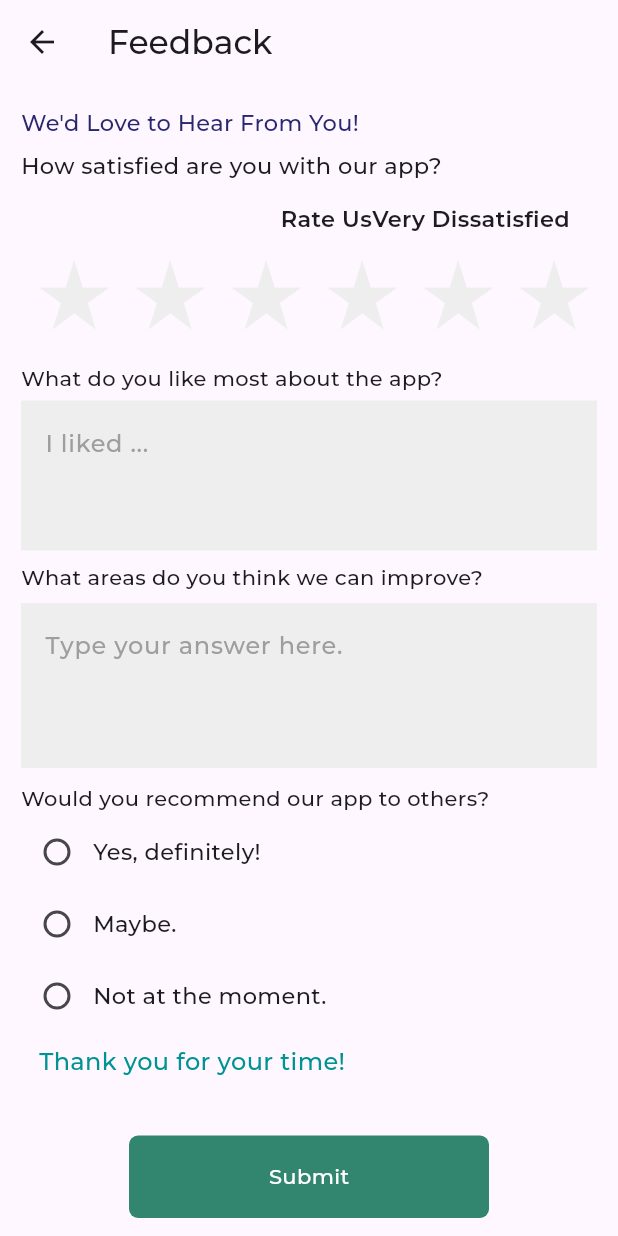
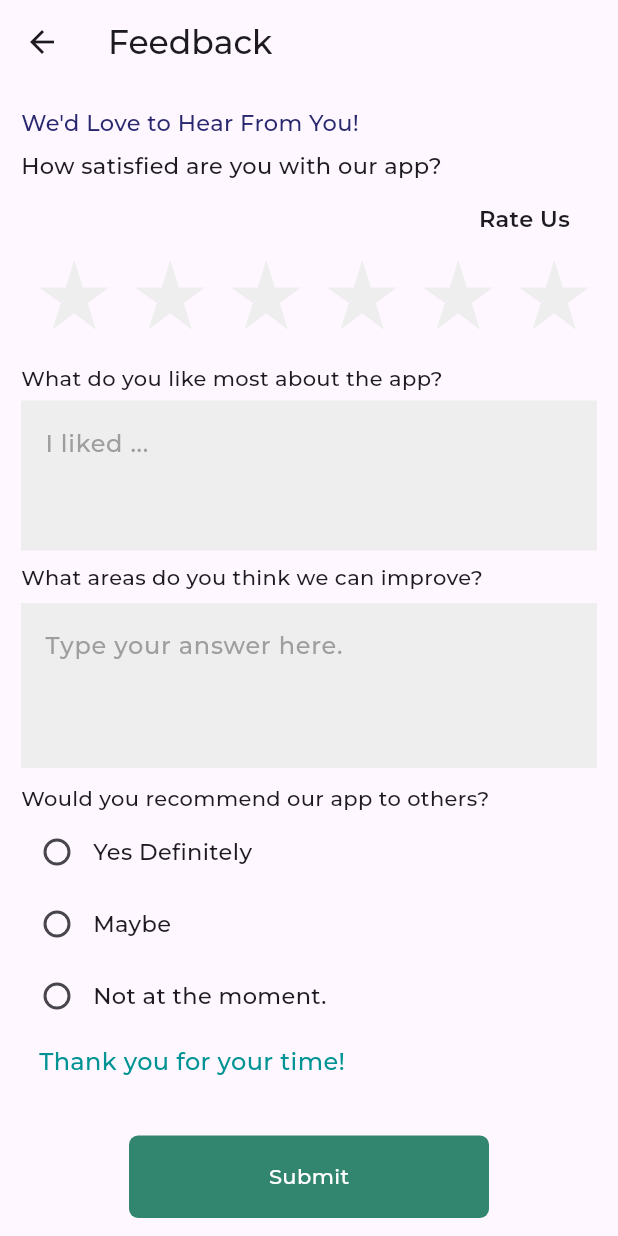
Before and after one commit to vikramsingh2553/buy_smart, a Flutter app: the FeedbackScreen screen opened directly, on a phone screen of 412 x 824 dp. Run offline on Flutter 3.47's test engine with Material 3 defaults, Android fonts, the light colour scheme and no system bars; our stand-ins replace google_fonts, image_picker; network calls fail.

Commit message:
implement string const in checkout screen delivery  screen explore screen favorite feedback screen home screen and created  new text in in string const

```diff
--- a/lib/auth/ui/favorites_screen.dart
+++ b/lib/auth/ui/favorites_screen.dart
@@ -1,3 +1,4 @@
+import 'package:buy_smart/product/shared/string_const.dart';
 import 'package:flutter/material.dart';
 import 'package:buy_smart/product/provider/product_provider.dart';
 import 'package:buy_smart/cart/provider/cart_provider.dart';
@@ -17,7 +18,7 @@ class _FavoritesScreenState extends State<FavoritesScreen> {
   Widget build(BuildContext context) {
     return Scaffold(
       appBar: AppBar(
-        title: const Text('Favorites'),
+        title: const Text(StringConst.favAppBar),
       ),
       body: Consumer<ProductProvider>(
         builder: (context, productProvider, child) {
@@ -62,7 +63,7 @@ class _FavoritesScreenState extends State<FavoritesScreen> {
                         MaterialPageRoute(builder: (context) => const CartScreen()),
                       );
                     },
-                    child: const Text('Add all to Cart'),
+                    child: const Text(StringConst.favAllCart),
                   ),
                 ),
               ],
--- a/lib/auth/ui/welcome_screen.dart
+++ b/lib/auth/ui/welcome_screen.dart
@@ -19,7 +19,7 @@ class _WelcomeScreenState extends State<WelcomeScreen> {
     return Scaffold(
       body: Stack(
         children: [
-          Container(
+          SizedBox(
             height: height,
             width: width,
             child: Image.network(
@@ -59,7 +59,7 @@ class _WelcomeScreenState extends State<WelcomeScreen> {
                       Navigator.push(
                         context,
                         MaterialPageRoute(
-                          builder: (context) =>  LoginScreen(),
+                          builder: (context) =>  const LoginScreen(),
                         ),
                       );
                     },
--- a/lib/product/shared/string_const.dart
+++ b/lib/product/shared/string_const.dart
@@ -30,6 +30,9 @@ class StringConst {
   static const String startNavigationCart = 'Cart';
   static const String startNavigationFav = 'Favorite';
   static const String startNavigationAccount = 'Account';
+  static const String favAppBar = 'Favorites';
+  static const String favNoFound = 'No Favorites Found';
+  static const String favAllCart = ' Add all to Cart';
   static const String searchProducts = ' Search for products';
   static const String offer = 'Exclusive Offer';
   static const String selling = 'Best Selling';
@@ -50,9 +53,9 @@ class StringConst {
   static const String placeOrder = 'Place Order';
   static const String deliveryAddress = 'Delivery Address';
   static const String name = 'Name';
-  static const String enterName = 'Please enter your address';
+  static const String enterName = 'Please enter your Name';
   static const String address = 'Address';
-  static const String enterAddress = '';
+  static const String enterAddress = 'Please enter your address';
   static const String city = 'City';
   static const String enterCity = 'Please enter your city';
   static const String state = 'State';
@@ -84,4 +87,9 @@ class StringConst {
       "please don't hesitate to contact\nour support team ";
   static const String here = 'here';
   static const String submit = 'Submit';
+  static const String notifications = 'NOTIFICATIONS';
+  static const String allowNotification =  'Allow app to send you notifications about payments.';
+  static const String ensureNotification = 'Ensure that your app notifications are enabled to receive timely updates.';
+  static const String allowUpdate = 'Allow notifications about the app updates.';
+  static const String getUpdate = 'Get instant updates on latest features, improvements, and announcements.';
 }
--- a/lib/product/ui/feedback_screen.dart
+++ b/lib/product/ui/feedback_screen.dart
@@ -1,3 +1,4 @@
+import 'package:buy_smart/product/shared/string_const.dart';
 import 'package:buy_smart/product/ui/profile_screen.dart';
 import 'package:flutter/material.dart';
 import 'package:google_fonts/google_fonts.dart';
@@ -16,12 +17,12 @@ class _FeedbackScreenState extends State<FeedbackScreen> {
   int _iconColor = 0;
 
   final List<String> ratingTexts = [
-    'Rate Us'
-    'Very Dissatisfied',
-    'Dissatisfied',
-    'Neutral',
-    'Satisfied',
-    'Very Satisfied'
+    StringConst.reteUs,
+    StringConst.veryDissatisfied,
+    StringConst.dissatisfied,
+    StringConst.neutral,
+    StringConst.satisfied,
+    StringConst.verySatisfied,
     ''
   ];
 
@@ -30,7 +31,7 @@ class _FeedbackScreenState extends State<FeedbackScreen> {
     return Scaffold(
       appBar: AppBar(
         title: Text(
-          'Feedback',
+          StringConst.feedback,
           style: GoogleFonts.montserrat(fontWeight: FontWeight.w500),
         ),
       ),
@@ -47,7 +48,7 @@ class _FeedbackScreenState extends State<FeedbackScreen> {
                       height: 1,
                     ),
                     Text(
-                      "We'd Love to Hear From You!",
+                      StringConst.loveToHear,
                       style: GoogleFonts.montserrat(
                           fontSize: 15,
                           color: const Color(0xff29286E),
@@ -57,7 +58,7 @@ class _FeedbackScreenState extends State<FeedbackScreen> {
                       height: 8,
                     ),
                     Text(
-                      'How satisfied are you with our app?',
+                      StringConst.howSatisfied,
                       style: GoogleFonts.montserrat(
                           fontSize: 15, fontWeight: FontWeight.w500),
                     ),
@@ -106,7 +107,7 @@ class _FeedbackScreenState extends State<FeedbackScreen> {
                       height: 10,
                     ),
                     Text(
-                      'What do you like most about the app?',
+                     StringConst.likeMost,
                       style: GoogleFonts.montserrat(
                           fontSize: 14, fontWeight: FontWeight.w500),
                     ),
@@ -121,7 +122,7 @@ class _FeedbackScreenState extends State<FeedbackScreen> {
                         maxLines: null,
                         keyboardType: TextInputType.multiline,
                         decoration: InputDecoration(
-                          hintText: 'I liked ...',
+                          hintText: StringConst.iLiked,
                           hintStyle: GoogleFonts.montserrat(
                               color: Colors.grey, fontWeight: FontWeight.w500),
                           border: const OutlineInputBorder(
@@ -133,7 +134,7 @@ class _FeedbackScreenState extends State<FeedbackScreen> {
                       height: 8,
                     ),
                     Text(
-                      'What areas do you think we can improve?',
+                     StringConst.thinkImprove,
                       style: GoogleFonts.montserrat(
                           fontSize: 14, fontWeight: FontWeight.w500),
                     ),
@@ -148,7 +149,7 @@ class _FeedbackScreenState extends State<FeedbackScreen> {
                         maxLines: null,
                         keyboardType: TextInputType.multiline,
                         decoration: InputDecoration(
-                          hintText: 'Type your answer here.',
+                          hintText: StringConst.typeAns,
                           hintStyle: GoogleFonts.montserrat(
                               color: Colors.grey, fontWeight: FontWeight.w500),
                           border: const OutlineInputBorder(
@@ -160,7 +161,7 @@ class _FeedbackScreenState extends State<FeedbackScreen> {
                       height: 10,
                     ),
                     Text(
-                      'Would you recommend our app to others?',
+                      StringConst.youRecommend,
                       style: GoogleFonts.montserrat(
                           fontSize: 14, fontWeight: FontWeight.w500),
                     ),
@@ -182,7 +183,7 @@ class _FeedbackScreenState extends State<FeedbackScreen> {
                               },
                             ),
                             Text(
-                              'Yes, definitely!',
+                              StringConst.yesDefinitely,
                               style: GoogleFonts.montserrat(
                                   fontSize: 15, fontWeight: FontWeight.w500),
                             ),
@@ -201,7 +202,7 @@ class _FeedbackScreenState extends State<FeedbackScreen> {
                               },
                             ),
                             Text(
-                              'Maybe.',
+                              StringConst.mayBe,
                               style: GoogleFonts.montserrat(
                                   fontSize: 15, fontWeight: FontWeight.w500),
                             ),
@@ -220,7 +221,7 @@ class _FeedbackScreenState extends State<FeedbackScreen> {
                               },
                             ),
                             Text(
-                              'Not at the moment.',
+                              StringConst.notAtMoment,
                               style: GoogleFonts.montserrat(
                                   fontSize: 15, fontWeight: FontWeight.w500),
                             ),
@@ -234,7 +235,7 @@ class _FeedbackScreenState extends State<FeedbackScreen> {
                     Padding(
                       padding: const EdgeInsets.only(left: 12.0),
                       child: Text(
-                        'Thank you for your time!',
+                        StringConst.thankTime,
                         style: GoogleFonts.montserrat(
                           fontSize: 16,
                           fontWeight: FontWeight.w500,
@@ -264,15 +265,14 @@ class _FeedbackScreenState extends State<FeedbackScreen> {
                               children: [
                                 TextSpan(
                                   text:
-                                  "If you have any immediate concerns or\nquestions, "
-                                      "please don't hesitate to contact\nour support team ",
+                                  StringConst.immediateSupport,
                                   style: GoogleFonts.montserrat(
                                     fontSize: 14,
                                     fontWeight: FontWeight.w500,
                                   ),
                                 ),
                                 TextSpan(
-                                  text: 'here.',
+                                  text: StringConst.here,
                                   style: GoogleFonts.montserrat(
                                     fontSize: 14,
                                     fontWeight: FontWeight.w500,
@@ -301,7 +301,7 @@ class _FeedbackScreenState extends State<FeedbackScreen> {
                 Navigator.pushReplacement(
                   context,
                   MaterialPageRoute(
-                    builder: (context) =>  ProfileScreen(),
+                    builder: (context) =>  const ProfileScreen(),
                   ),
                 );              },
               child: Center(
@@ -314,7 +314,7 @@ class _FeedbackScreenState extends State<FeedbackScreen> {
                   ),
                   child: Center(
                     child: Text(
-                      'Submit',
+                      StringConst.submit,
                       style: GoogleFonts.montserrat(
                         fontWeight: FontWeight.w500,
                         color: Colors.white,
```
Also changed, not shown: lib/product/ui/checkout_screen.dart (+11 -10 lines), lib/product/ui/explore_screen.dart (+4 -3 lines), lib/product/ui/home_screen.dart (+7 -6 lines).
